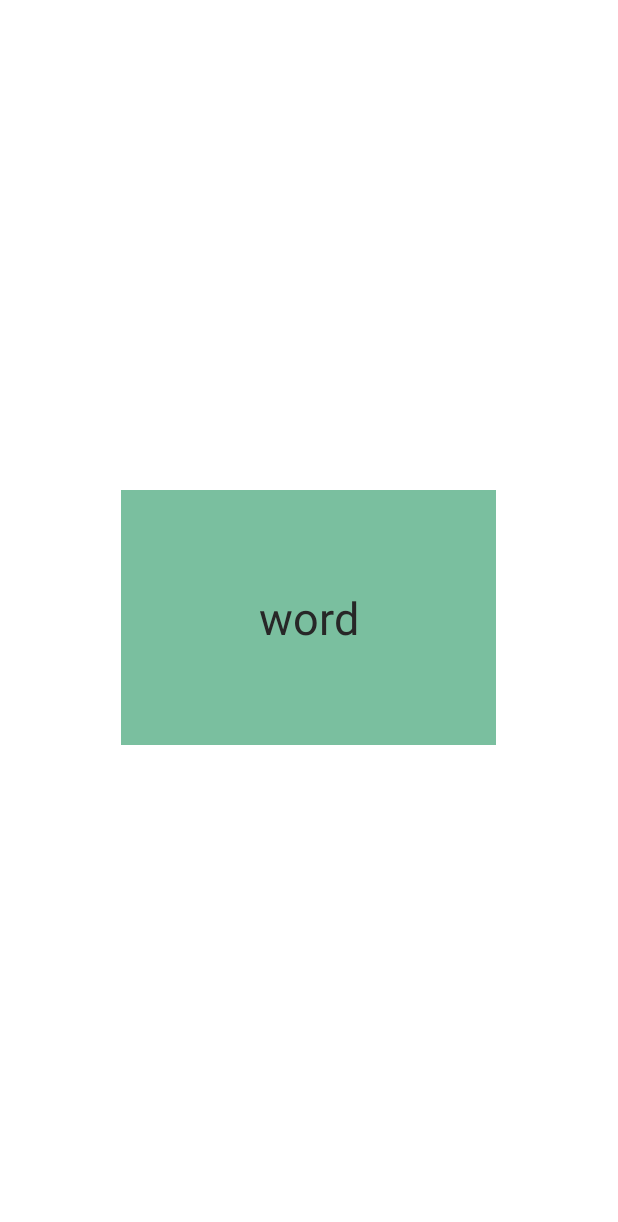
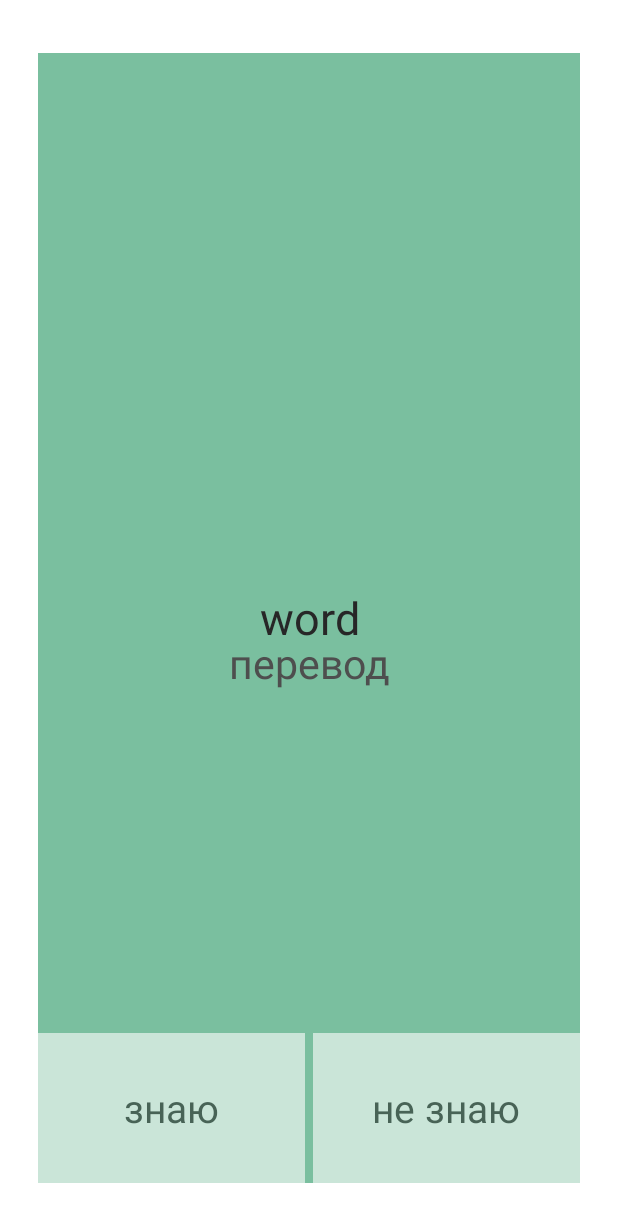
Before and after one commit to MeowEnglish/MeowEnglish, an Android app: the layout word_card.xml on its own in the app's theme, with its tools: preview values and no code run, on a phone screen of 412 x 824 dp. Shown: the top 1222 px of the screen. Run offline under Robolectric (Android 15) with nearby library versions, the light colour scheme and no system bars.

Commit message:
upload words from the last book & redisign swipe cards

```diff
--- a/app/src/main/AndroidManifest.xml
+++ b/app/src/main/AndroidManifest.xml
@@ -14,7 +14,7 @@
         android:theme="@style/Theme.MeowEnglish">
         android:usesCleartextTraffic="true"
         android:networkSecurityConfig="@xml/network_security_config"
-        <activity android:name=".WordFrequenceActivity" />
+        <activity android:name=".ui.libraryTab.WordFrequenceActivity" />
         <activity
             android:name=".SplashScreenActivity"
             android:label="@string/app_name">
--- a/app/src/main/java/com/meowenglish/meowenglish/data/StoredData.java
+++ b/app/src/main/java/com/meowenglish/meowenglish/data/StoredData.java
@@ -18,4 +18,8 @@ public class StoredData {
 
         return null;
     }
+    public Book getLastBook()
+    {
+        return books.get(books.size() - 1);
+    }
 }
--- a/app/src/main/java/com/meowenglish/meowenglish/ui/learnTab/LearnFragment.java
+++ b/app/src/main/java/com/meowenglish/meowenglish/ui/learnTab/LearnFragment.java
@@ -16,9 +16,12 @@ import androidx.lifecycle.ViewModelProvider;
 
 import com.lorentzos.flingswipe.SwipeFlingAdapterView;
 import com.meowenglish.meowenglish.R;
+import com.meowenglish.meowenglish.data.Book;
+import com.meowenglish.meowenglish.data.LibraryStorage;
 import com.meowenglish.meowenglish.data.Word;
 
 import java.util.ArrayList;
+import java.util.TreeMap;
 
 public class LearnFragment extends Fragment {
 
@@ -33,9 +36,10 @@ public class LearnFragment extends Fragment {
         learnViewModel = new ViewModelProvider(this).get(LearnViewModel.class);
         View root = inflater.inflate(R.layout.fragment_learn, container, false);
 
+        wordsFrame = root.findViewById(R.id.learn_word_frame);
+
         InitWords();
 
-        wordsFrame = root.findViewById(R.id.learn_word_frame);
         wordArrayAdapter = new ArrayAdapter<Word>(getContext(), R.layout.word_card, R.id.word_text, words);
 
         wordsFrame.setAdapter(wordArrayAdapter);
@@ -66,8 +70,21 @@ public class LearnFragment extends Fragment {
             public void onScroll(float scrollProgress) {
                 View view = wordsFrame.getSelectedView();
 
-                view.findViewById(R.id.left_indicator).setAlpha(scrollProgress > 0 ? scrollProgress : 0);
-                view.findViewById(R.id.right_indicator).setAlpha(scrollProgress < 0 ? -scrollProgress : 0);
+                view.findViewById(R.id.know_button).setOnClickListener(new View.OnClickListener() {
+                    @Override
+                    public void onClick(View v) {
+                        moveLeft();
+                    }
+                });
+                view.findViewById(R.id.dont_know_button).setOnClickListener(new View.OnClickListener() {
+                    @Override
+                    public void onClick(View v) {
+                        moveRight();
+                    }
+                });
+
+                view.findViewById(R.id.right_indicator).setAlpha(scrollProgress > 0 ? scrollProgress : 0);
+                view.findViewById(R.id.left_indicator).setAlpha(scrollProgress < 0 ? -scrollProgress : 0);
             }
         });
 
@@ -86,9 +103,14 @@ public class LearnFragment extends Fragment {
     private void InitWords()
     {
         words = new ArrayList<>();
-        words.add(new Word("test0", 0));
-        words.add(new Word("test1", 0));
-        words.add(new Word("test2", 0));
-        words.add(new Word("test3", 0));
+
+        Book book = ((LibraryStorage)getActivity().getApplication()).getData().getLastBook();
+
+        TreeMap<String, Integer> wordFrequencies = (TreeMap<String, Integer>) book.getWordFrequencies().clone();
+        int length = 20;
+        for (int i = 0; i < length; i++)
+        {
+            words.add(new Word(wordFrequencies.pollFirstEntry().getKey(), 0));
+        }
     }
 }
--- a/app/src/main/java/com/meowenglish/meowenglish/ui/libraryTab/BooksRecyclerAdapter.java
+++ b/app/src/main/java/com/meowenglish/meowenglish/ui/libraryTab/BooksRecyclerAdapter.java
@@ -16,7 +16,6 @@ import androidx.annotation.NonNull;
 import androidx.recyclerview.widget.RecyclerView;
 
 import com.meowenglish.meowenglish.R;
-import com.meowenglish.meowenglish.WordFrequenceActivity;
 import com.meowenglish.meowenglish.data.Book;
 
 import java.io.ByteArrayOutputStream;
--- a/app/src/main/java/com/meowenglish/meowenglish/WordFrequenceActivity.java
+++ b/app/src/main/java/com/meowenglish/meowenglish/ui/libraryTab/WordFrequenceActivity.java
@@ -1,4 +1,4 @@
-package com.meowenglish.meowenglish;
+package com.meowenglish.meowenglish.ui.libraryTab;
 
 import androidx.annotation.NonNull;
 import androidx.appcompat.app.AppCompatActivity;
@@ -15,6 +15,7 @@ import android.view.View;
 
 import com.google.android.material.snackbar.BaseTransientBottomBar;
 import com.google.android.material.snackbar.Snackbar;
+import com.meowenglish.meowenglish.R;
 import com.meowenglish.meowenglish.data.Book;
 import com.meowenglish.meowenglish.data.LibraryStorage;
 import com.meowenglish.meowenglish.data.Word;
--- a/app/src/main/res/layout/activity_word_frequence.xml
+++ b/app/src/main/res/layout/activity_word_frequence.xml
@@ -4,7 +4,7 @@
     xmlns:tools="http://schemas.android.com/tools"
     android:layout_width="match_parent"
     android:layout_height="match_parent"
-    tools:context=".WordFrequenceActivity"
+    tools:context=".ui.libraryTab.WordFrequenceActivity"
     >
 
     <androidx.recyclerview.widget.RecyclerView
--- a/app/src/main/res/layout/word_card.xml
+++ b/app/src/main/res/layout/word_card.xml
@@ -1,8 +1,12 @@
 <?xml version="1.0" encoding="utf-8"?>
 <FrameLayout
     xmlns:android="http://schemas.android.com/apk/res/android"
-    android:layout_width="250dp"
-    android:layout_height="170dp"
+    android:layout_width="match_parent"
+    android:layout_height="match_parent"
+    android:layout_marginStart="25dp"
+    android:layout_marginEnd="25dp"
+    android:layout_marginTop="35dp"
+    android:layout_marginBottom="35dp"
     android:layout_gravity="center"
     android:background="@color/green_200"
     >
@@ -19,19 +23,83 @@
         android:textSize="30dp"
         />
 
+    <TextView
+        android:id="@+id/word_translate_text"
+        android:layout_width="match_parent"
+        android:layout_height="match_parent"
+        android:text="перевод"
+        android:paddingTop="60dp"
+        android:layout_gravity="center"
+        android:textAlignment="center"
+        android:gravity="center"
+        android:textColor="@color/dark_gray"
+        android:textSize="27dp"
+        />
+
+    <LinearLayout
+        android:layout_width="match_parent"
+        android:layout_height="100dp"
+        android:layout_gravity="bottom"
+        >
+        <FrameLayout
+            android:id="@+id/know_button"
+            android:layout_width="0dp"
+            android:layout_height="match_parent"
+            android:layout_gravity="bottom"
+            android:layout_weight="1"
+            android:background="@color/white"
+            android:alpha="0.6"
+            >
+            <TextView
+                android:layout_width="match_parent"
+                android:layout_height="match_parent"
+                android:textAlignment="center"
+                android:gravity="center"
+                android:textSize="26dp"
+                android:textColor="@color/almost_black"
+                android:text="знаю"
+                />
+        </FrameLayout>
+        <View
+            android:layout_width="5dp"
+            android:layout_height="match_parent"
+            />
+        <FrameLayout
+            android:id="@+id/dont_know_button"
+            android:layout_width="0dp"
+            android:layout_height="match_parent"
+            android:layout_gravity="bottom"
+            android:layout_weight="1"
+            android:background="@color/white"
+            android:alpha="0.6"
+            >
+            <TextView
+                android:layout_width="match_parent"
+                android:layout_height="match_parent"
+                android:textAlignment="center"
+                android:gravity="center"
+                android:textSize="26dp"
+                android:textColor="@color/almost_black"
+                android:text="не знаю"
+                />
+        </FrameLayout>
+    </LinearLayout>
+
+
+
     <View
-        android:id="@+id/left_indicator"
+        android:id="@+id/right_indicator"
         android:layout_gravity="start"
-        android:layout_width="50dp"
-        android:layout_height="50dp"
+        android:layout_width="match_parent"
+        android:layout_height="match_parent"
         android:background="@color/red"
         android:alpha="0"
         />
     <View
-        android:id="@+id/right_indicator"
+        android:id="@+id/left_indicator"
         android:layout_gravity="end"
-        android:layout_width="50dp"
-        android:layout_height="50dp"
+        android:layout_width="match_parent"
+        android:layout_height="match_parent"
         android:background="@color/known_words_color"
         android:alpha="0"
         />
--- a/app/src/main/res/values/colors.xml
+++ b/app/src/main/res/values/colors.xml
@@ -6,6 +6,7 @@
     <color name="teal_200">#BAD9BF</color>
     <color name="teal_700">#CCD9CE</color>
     <color name="almost_black">#272727</color>
+    <color name="dark_gray">#4E4E4E</color>
     <color name="black">#FF000000</color>
     <color name="white">#FFFFFFFF</color>
     <color name="light_orange">#D99066</color>
```
